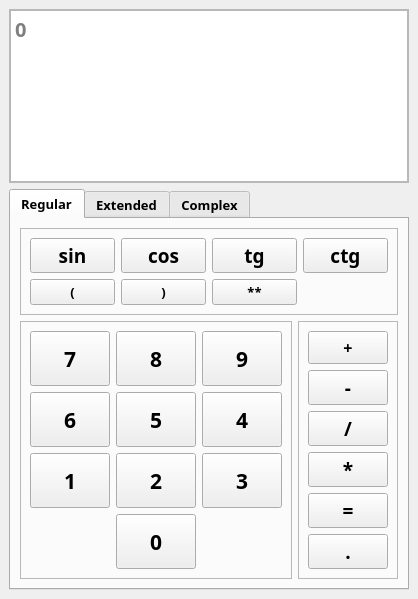
Old version of the form scripts/Calculator/mainWindow.ui in the repository 0awawa0/Practice.
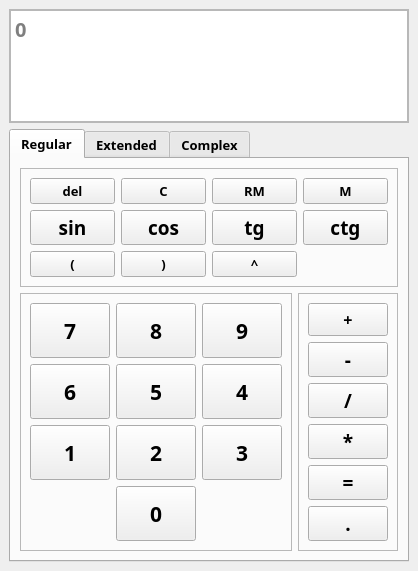
New version of the form.

What changed in the file:
```diff
--- a/scripts/Calculator/mainWindow.ui
+++ b/scripts/Calculator/mainWindow.ui
@@ -7,7 +7,7 @@
     <x>0</x>
     <y>0</y>
     <width>400</width>
-    <height>599</height>
+    <height>571</height>
    </rect>
   </property>
   <property name="sizePolicy">
@@ -324,28 +324,7 @@
            <enum>QFrame::Raised</enum>
           </property>
           <layout class="QGridLayout" name="gridLayout_4">
-           <item row="0" column="0">
-            <widget class="QPushButton" name="sin_button">
-             <property name="sizePolicy">
-              <sizepolicy hsizetype="Expanding" vsizetype="Fixed">
-               <horstretch>0</horstretch>
-               <verstretch>0</verstretch>
-              </sizepolicy>
-             </property>
-             <property name="font">
-              <font>
-               <family>Segoe Print</family>
-               <pointsize>14</pointsize>
-               <weight>75</weight>
-               <bold>true</bold>
-              </font>
-             </property>
-             <property name="text">
-              <string>sin</string>
-             </property>
-            </widget>
-           </item>
-           <item row="0" column="2">
+           <item row="1" column="2">
             <widget class="QPushButton" name="tan_button">
              <property name="sizePolicy">
               <sizepolicy hsizetype="Expanding" vsizetype="Fixed">
@@ -366,28 +345,7 @@
              </property>
             </widget>
            </item>
-           <item row="0" column="1">
-            <widget class="QPushButton" name="cos_button">
-             <property name="sizePolicy">
-              <sizepolicy hsizetype="Expanding" vsizetype="Fixed">
-               <horstretch>0</horstretch>
-               <verstretch>0</verstretch>
-              </sizepolicy>
-             </property>
-             <property name="font">
-              <font>
-               <family>Segoe Print</family>
-               <pointsize>14</pointsize>
-               <weight>75</weight>
-               <bold>true</bold>
-              </font>
-             </property>
-             <property name="text">
-              <string>cos</string>
-             </property>
-            </widget>
-           </item>
-           <item row="0" column="3">
+           <item row="1" column="3">
             <widget class="QPushButton" name="cotan_button">
              <property name="sizePolicy">
               <sizepolicy hsizetype="Expanding" vsizetype="Fixed">
@@ -405,24 +363,94 @@
              </property>
             </widget>
            </item>
-           <item row="1" column="0">
-            <widget class="QPushButton" name="opparen_button">
+           <item row="1" column="1">
+            <widget class="QPushButton" name="cos_button">
+             <property name="sizePolicy">
+              <sizepolicy hsizetype="Expanding" vsizetype="Fixed">
+               <horstretch>0</horstretch>
+               <verstretch>0</verstretch>
+              </sizepolicy>
+             </property>
+             <property name="font">
+              <font>
+               <family>Segoe Print</family>
+               <pointsize>14</pointsize>
+               <weight>75</weight>
+               <bold>true</bold>
+              </font>
+             </property>
              <property name="text">
-              <string>(</string>
+              <string>cos</string>
              </property>
             </widget>
            </item>
-           <item row="1" column="1">
+           <item row="2" column="1">
             <widget class="QPushButton" name="clparen_button">
              <property name="text">
               <string>)</string>
              </property>
             </widget>
            </item>
-           <item row="1" column="2">
+           <item row="1" column="0">
+            <widget class="QPushButton" name="sin_button">
+             <property name="sizePolicy">
+              <sizepolicy hsizetype="Expanding" vsizetype="Fixed">
+               <horstretch>0</horstretch>
+               <verstretch>0</verstretch>
+              </sizepolicy>
+             </property>
+             <property name="font">
+              <font>
+               <family>Segoe Print</family>
+               <pointsize>14</pointsize>
+               <weight>75</weight>
+               <bold>true</bold>
+              </font>
+             </property>
+             <property name="text">
+              <string>sin</string>
+             </property>
+            </widget>
+           </item>
+           <item row="2" column="0">
+            <widget class="QPushButton" name="opparen_button">
+             <property name="text">
+              <string>(</string>
+             </property>
+            </widget>
+           </item>
+           <item row="2" column="2">
             <widget class="QPushButton" name="pow_button">
              <property name="text">
-              <string>**</string>
+              <string>^</string>
+             </property>
+            </widget>
+           </item>
+           <item row="0" column="3">
+            <widget class="QPushButton" name="toMem_button">
+             <property name="text">
+              <string>M</string>
+             </property>
+            </widget>
+           </item>
+           <item row="0" column="2">
+            <widget class="QPushButton" name="fromMem_button">
+             <property name="text">
+              <string>RM</string>
+             </property>
+            </widget>
+           </item>
+           <item row="0" column="1">
+            <widget class="QPushButton" name="clear_button">
+             <property name="text">
+              <string>C</string>
+             </property>
+            </widget>
+           </item>
+           <item row="0" column="0">
+            <widget class="QPushButton" name="del_button">
+             <property name="text">
+              <string>del</string>
              </property>
             </widget>
            </item>
@@ -465,7 +493,7 @@
          <x>0</x>
          <y>0</y>
          <width>380</width>
-         <height>134</height>
+         <height>69</height>
         </rect>
        </property>
        <property name="sizePolicy">
```
Left out of the diff: 2 changed lines with no effect on the pictures.
